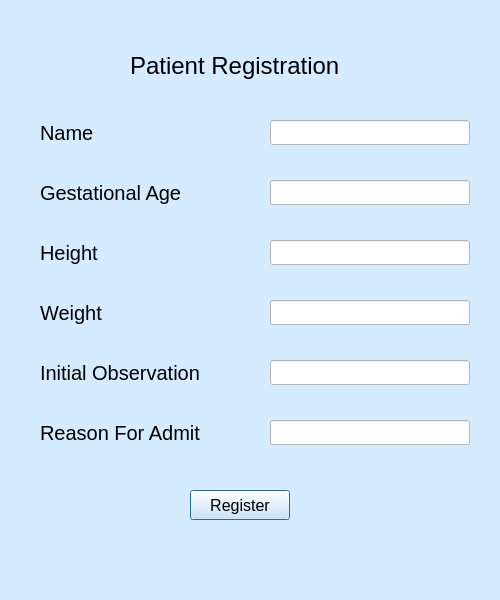
Above: patient_reg.ui from adityarnayak2001/MLT_BabyAnalysis before the change. Below: the same form after it.
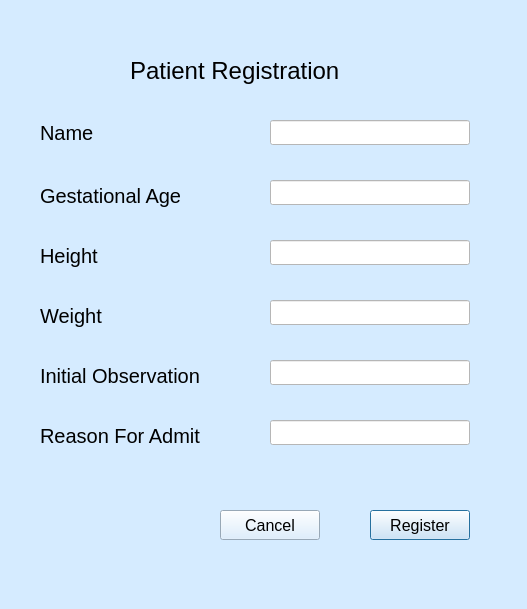
That is the form after the change.

What changed in the file:
```diff
--- a/patient_reg.ui
+++ b/patient_reg.ui
@@ -6,8 +6,8 @@
    <rect>
     <x>0</x>
     <y>0</y>
-    <width>500</width>
-    <height>600</height>
+    <width>527</width>
+    <height>609</height>
    </rect>
   </property>
   <property name="windowTitle">
@@ -19,8 +19,8 @@
   <widget class="QPushButton" name="regButton">
    <property name="geometry">
     <rect>
-     <x>190</x>
-     <y>490</y>
+     <x>370</x>
+     <y>510</y>
      <width>100</width>
      <height>30</height>
     </rect>
@@ -39,8 +39,8 @@
     <rect>
      <x>40</x>
      <y>180</y>
-     <width>200</width>
-     <height>25</height>
+     <width>201</width>
+     <height>31</height>
     </rect>
    </property>
    <property name="sizePolicy">
@@ -113,8 +113,8 @@
     <rect>
      <x>130</x>
      <y>50</y>
-     <width>260</width>
-     <height>31</height>
+     <width>271</width>
+     <height>41</height>
     </rect>
    </property>
    <property name="sizePolicy">
@@ -137,8 +137,8 @@
     <rect>
      <x>40</x>
      <y>360</y>
-     <width>200</width>
-     <height>25</height>
+     <width>211</width>
+     <height>31</height>
     </rect>
    </property>
    <property name="sizePolicy">
@@ -187,8 +187,8 @@
     <rect>
      <x>40</x>
      <y>420</y>
-     <width>200</width>
-     <height>25</height>
+     <width>211</width>
+     <height>31</height>
     </rect>
    </property>
    <property name="sizePolicy">
@@ -237,8 +237,8 @@
     <rect>
      <x>40</x>
      <y>240</y>
-     <width>200</width>
-     <height>25</height>
+     <width>201</width>
+     <height>31</height>
     </rect>
    </property>
    <property name="sizePolicy">
@@ -261,8 +261,8 @@
     <rect>
      <x>40</x>
      <y>300</y>
-     <width>200</width>
-     <height>25</height>
+     <width>201</width>
+     <height>31</height>
     </rect>
    </property>
    <property name="sizePolicy">
@@ -280,6 +280,40 @@
     <string>Weight</string>
    </property>
   </widget>
+  <widget class="QLabel" name="error">
+   <property name="geometry">
+    <rect>
+     <x>120</x>
+     <y>470</y>
+     <width>341</width>
+     <height>16</height>
+    </rect>
+   </property>
+   <property name="styleSheet">
+    <string notr="true">color: rgb(255, 0, 0);</string>
+   </property>
+   <property name="text">
+    <string/>
+   </property>
+  </widget>
+  <widget class="QPushButton" name="cancelButton">
+   <property name="geometry">
+    <rect>
+     <x>220</x>
+     <y>510</y>
+     <width>100</width>
+     <height>30</height>
+    </rect>
+   </property>
+   <property name="font">
+    <font>
+     <pointsize>12</pointsize>
+    </font>
+   </property>
+   <property name="text">
+    <string>Cancel</string>
+   </property>
+  </widget>
  </widget>
  <resources/>
  <connections/>
```
